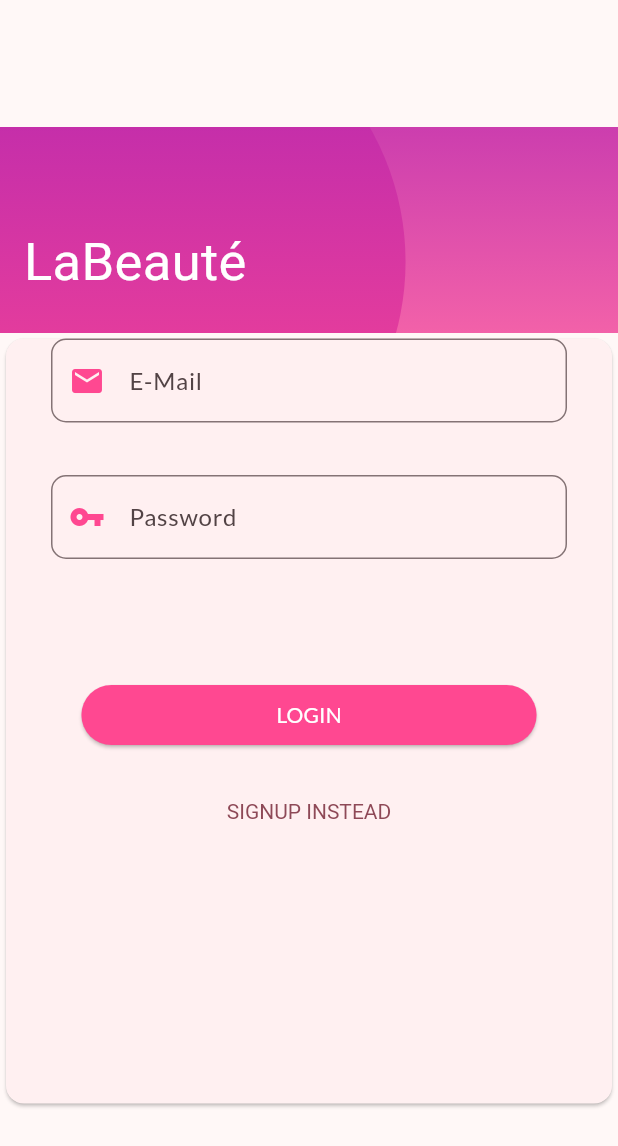
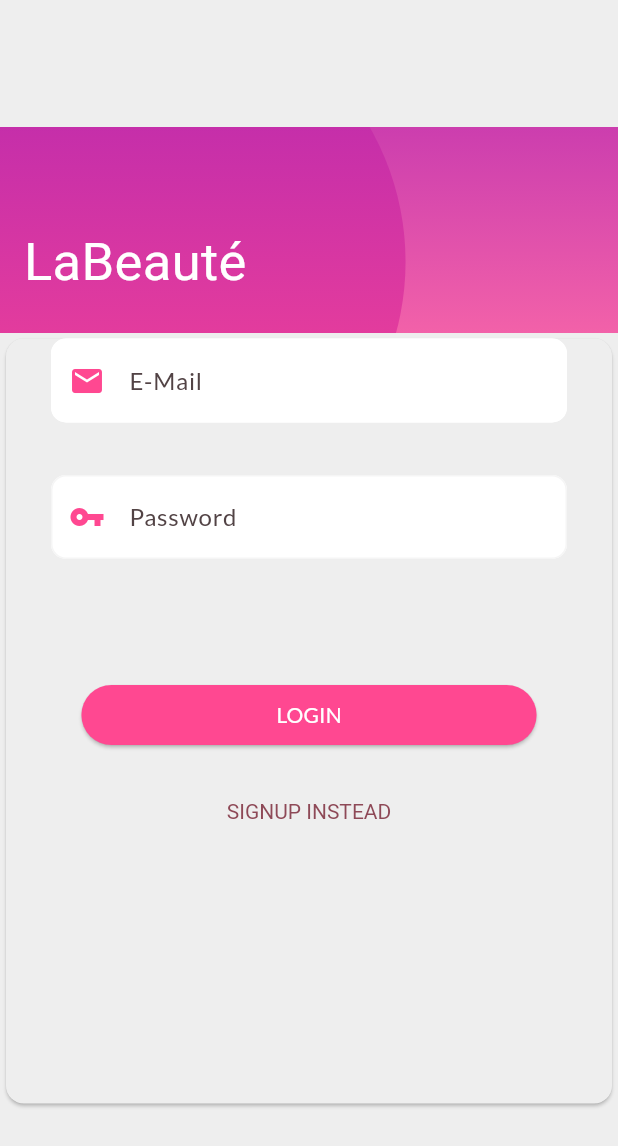
Before and after one commit to lesacIT/my_shop, a Flutter app: the screen it shows after launch, on a phone screen of 412 x 824 dp. Shown: the top 1146 px of the screen. Run offline on Flutter 3.47's test engine with Material 3 defaults, Android fonts, the phone set to English and light mode, and no system bars; our stand-ins replace flutter_dotenv, shared_preferences; Roboto replaces fonts that are missing (Pacifico).

Commit message:
update ui login

```diff
--- a/lib/main.dart
+++ b/lib/main.dart
@@ -119,7 +119,7 @@ class MyApp extends StatelessWidget {
                 builder: (ctx) {
                   return SafeArea(
                     child: ProductDetailScreen(
-                      ProductsManager().findById(productId)!,
+                      ctx.read<ProductsManager>().findById(productId)!,
                     ),
                   );
                 },
--- a/lib/ui/auth/auth_card.dart
+++ b/lib/ui/auth/auth_card.dart
@@ -76,6 +76,7 @@ class _AuthCardState extends State<AuthCard> {
   @override
   Widget build(BuildContext context) {
     return Card(
+      color: Color(0xFFEEEEEE),
       child: Container(
         height: _authMode == AuthMode.signup ? 500 : 500,
         margin: EdgeInsets.fromLTRB(20, 0, 20, 10),
@@ -154,16 +155,23 @@ class _AuthCardState extends State<AuthCard> {
   Widget _buildPasswordConfirmField() {
     return TextFormField(
       enabled: _authMode == AuthMode.signup,
-      decoration: const InputDecoration(
+      decoration: InputDecoration(
+        fillColor: Colors.white,
+        filled: true,
         prefixIcon: Icon(
           Icons.vpn_key,
           color: Color(0xFFFF4891),
         ),
-          border: OutlineInputBorder(
+        enabledBorder: OutlineInputBorder(
           borderRadius: BorderRadius.all(Radius.circular(10.0)),
           borderSide: BorderSide(color: Colors.white),
         ),
-          labelText: 'Confirm Password'),
+        focusedBorder: OutlineInputBorder(
+          borderRadius: BorderRadius.all(Radius.circular(10.0)),
+          borderSide: BorderSide(color: Colors.grey.shade100),
+        ),
+        labelText: 'Confirm Password',
+      ),
       obscureText: true,
       validator: _authMode == AuthMode.signup
           ? (value) {
@@ -180,14 +188,20 @@ class _AuthCardState extends State<AuthCard> {
     return Padding(
       padding: const EdgeInsets.only(bottom: 15.0),
       child: TextFormField(
-        decoration: const InputDecoration(
+        decoration: InputDecoration(
+          fillColor: Colors.white,
+          filled: true,
           prefixIcon: Icon(
             Icons.email,
             color: Color(0xFFFF4891),
           ),
-          border: OutlineInputBorder(
+          enabledBorder: OutlineInputBorder(
             borderRadius: BorderRadius.all(Radius.circular(10.0)),
             borderSide: BorderSide(color: Colors.white),
+          ),
+          focusedBorder: OutlineInputBorder(
+            borderRadius: BorderRadius.all(Radius.circular(10.0)),
+            borderSide: BorderSide(color: Colors.grey.shade100),
           ),
           labelText: 'E-Mail',
         ),
@@ -209,14 +223,20 @@ class _AuthCardState extends State<AuthCard> {
     return Padding(
       padding: const EdgeInsets.only(bottom: 10.0),
       child: TextFormField(
-        decoration: const InputDecoration(
+        decoration: InputDecoration(
+          fillColor: Colors.white,
+          filled: true,
           prefixIcon: Icon(
             Icons.vpn_key,
             color: Color(0xFFFF4891),
           ),
-          border: OutlineInputBorder(
+          enabledBorder: OutlineInputBorder(
             borderRadius: BorderRadius.all(Radius.circular(10.0)),
-            borderSide: BorderSide(color: Colors.white),
+            borderSide: BorderSide(color: Colors.grey.shade100),
+          ),
+          focusedBorder: OutlineInputBorder(
+            borderRadius: BorderRadius.all(Radius.circular(10.0)),
+            borderSide: BorderSide(color: Colors.grey.shade100),
           ),
           labelText: 'Password',
         ),
--- a/lib/ui/auth/auth_screen.dart
+++ b/lib/ui/auth/auth_screen.dart
@@ -17,6 +17,7 @@ class AuthScreen extends StatelessWidget {
     final deviceSize = MediaQuery.sizeOf(context);
     return Scaffold(
       // resizeToAvoidBottomInset: false,
+      backgroundColor: Color(0xFFEEEEEE),
       body: Stack(
         children: <Widget>[
           // Container(
--- a/lib/ui/cart/cart_item_card.dart
+++ b/lib/ui/cart/cart_item_card.dart
@@ -8,7 +8,6 @@ import '../shared//dialog_utils.dart';
 class CartItemCard extends StatelessWidget {
   final String productId;
   final CartItem cardItem;
-
 
   const CartItemCard({
     required this.productId,
@@ -43,6 +42,7 @@ class CartItemCard extends StatelessWidget {
       },
       onDismissed: (direction) {
         context.read<CartManager>().deleteCartItem(productId);
+        CartScreen.removeItem(productId);
       },
       child: ItemInfoCard(cardItem),
     );
--- a/lib/ui/cart/cart_manager.dart
+++ b/lib/ui/cart/cart_manager.dart
@@ -9,7 +9,7 @@ import '../../models/cart_item.dart';
 import '../../models/product.dart';
 import '../../services/cart_service.dart';
 
-class CartManager with ChangeNotifier {
+class CartManager extends ChangeNotifier {
   // Map<String, CartItem> _items = {
   //   'p1': CartItem(
   //     id: 'c1',
--- a/lib/ui/cart/cart_screen.dart
+++ b/lib/ui/cart/cart_screen.dart
@@ -103,4 +103,6 @@ class CartScreen extends StatelessWidget {
             '${match[1]},'); // Thêm dấu chấm sau mỗi chuỗi 3 chữ số
     return formattedNumber;
   }
+
+  static void removeItem(String productId) {}
 }
--- a/pubspec.yaml
+++ b/pubspec.yaml
@@ -22,6 +22,11 @@ dependencies:
   # uuid:
   # cloud_firestore: ^4.15.7
   # fluttertoast: ^8.2.4
+  intl: ^0.19.0
+  provider: ^6.1.2
+
+
+
 
 
 dev_dependencies:
```
Also changed, not shown: images/banner2.jpg (added), images/image1.jpg (added), images/image2.jpg (added), images/image3.jpg (added), images/image4.jpg (added), images/image5.jpg (added), images/splash1.png (added), images/splash2.png (added), images/splash3.png (added), 1 other file. Lines whose indentation alone changed are shown as unchanged.
